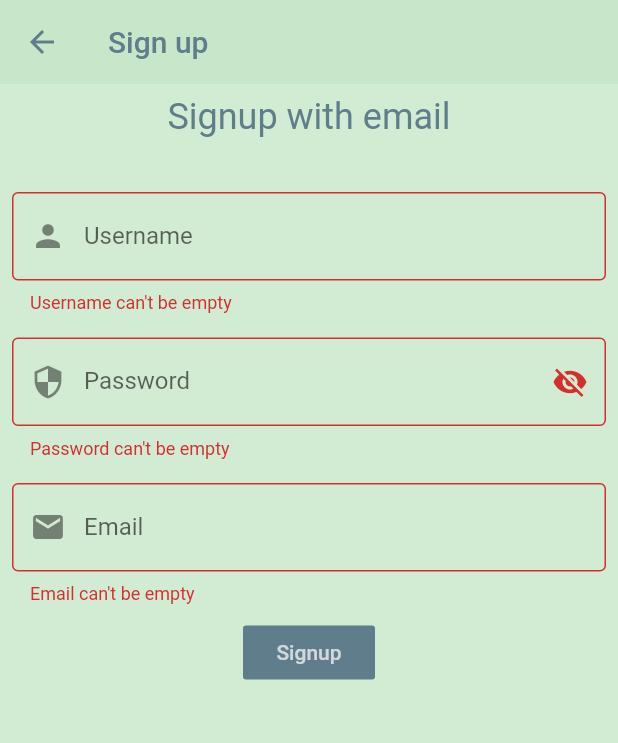
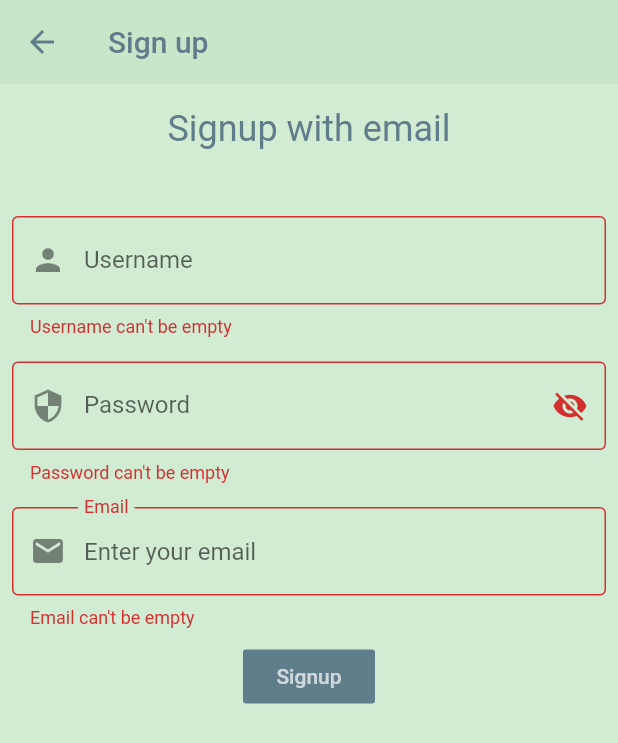
Before and after one commit to naveen0-0/flutter_blog_frontend, a Flutter app: the SignUpWithEmail screen opened directly, after a tap on "Signup", on a phone screen of 412 x 824 dp. Shown: the top 743 px of the screen. Run offline on Flutter 3.47's test engine with Material 2 defaults, Android fonts, the phone set to English and light mode, and no system bars; our stand-ins replace flutter_secure_storage; accounts and stored records are empty.

```diff
--- a/lib/main.dart
+++ b/lib/main.dart
@@ -1,18 +1,45 @@
+import 'package:flutter/material.dart';
+import 'package:flutter_secure_storage/flutter_secure_storage.dart';
 import 'package:blog/pages/welcome_page.dart';
-import 'package:flutter/material.dart';
+import 'package:blog/pages/HomePage.dart';
 
 void main(){
   runApp(MyApp());
 }
 
-class MyApp extends StatelessWidget {
+class MyApp extends StatefulWidget {
   const MyApp({ Key? key }) : super(key: key);
+  @override
+  _MyAppState createState() => _MyAppState();
+}
+
+class _MyAppState extends State<MyApp> {
+  Widget page = WelcomePage();
+  final storage = FlutterSecureStorage();
+
+  @override
+  void initState() {
+    super.initState();
+    checkLogin();
+  }
+
+  void checkLogin() async {
+    String? token = await storage.read(key: "token");
+    if(token!= null){
+      page = HomePage();
+    }else{
+      page = WelcomePage();
+    }
+  }
 
   @override
   Widget build(BuildContext context) {
     return MaterialApp(
+      theme: ThemeData(
+        primarySwatch: Colors.teal
+      ),
       debugShowCheckedModeBanner: false,
-      home: WelcomePage()
+      home: page
     );
   }
 }
--- a/lib/pages/SignUpWithEmail.dart
+++ b/lib/pages/SignUpWithEmail.dart
@@ -1,3 +1,4 @@
+import 'package:blog/Networkhandler.dart';
 import 'package:flutter/material.dart';
 
 class SignUpWithEmail extends StatefulWidget {
@@ -7,9 +8,17 @@ class SignUpWithEmail extends StatefulWidget {
 }
 
 class _SignUpWithEmailState extends State<SignUpWithEmail> {
+  bool showPassword = true;
+  final _formKey = GlobalKey<FormState>();
+  NetWorkHandler netWorkHandler = NetWorkHandler();
+  TextEditingController _usernameController = TextEditingController();
+  TextEditingController _emailController = TextEditingController();
+  TextEditingController _passwordController = TextEditingController();
 
-  bool showPassword = false;
-  final _formKey = GlobalKey<FormState>();
+  String errorText = "";
+  bool validate = false;
+  bool circular = false;
+
   @override
   Widget build(BuildContext context) {
     return Scaffold(
@@ -37,10 +46,9 @@ class _SignUpWithEmailState extends State<SignUpWithEmail> {
         child: Form(
           key: _formKey,
           child: Column(
-            // mainAxisAlignment: MainAxisAlignment.center,
             children: <Widget>[
               Padding(
-                padding: const EdgeInsets.all(8.0),
+                padding: const EdgeInsets.all(16.0),
                 child: Text("Signup with email",style: TextStyle(
                   fontSize: 24,
                   color: Colors.blueGrey
@@ -52,31 +60,27 @@ class _SignUpWithEmailState extends State<SignUpWithEmail> {
               Padding(
                 padding: const EdgeInsets.all(8.0),
                 child: TextFormField(
+                  controller: _usernameController,
                   decoration: InputDecoration(
                     prefixIcon: Icon(Icons.person),
                     border: OutlineInputBorder(),
                     hintText: "Enter your username",
                     labelText:"Username",
+                    errorText: validate?null:errorText
                   ),
-                  validator: (value){
-                    if(value!.isEmpty){
-                      return "Username can't be empty";
-                      //* Check is username is unique or not
-                    }
-                    return null;
-                  },
                 ),
               ),
               //!Password
               Padding(
                 padding: const EdgeInsets.all(8.0),
                 child: TextFormField(
-                  obscureText: !showPassword,
+                  controller: _passwordController,
+                  obscureText: showPassword,
                   decoration: InputDecoration(
                     prefixIcon:Icon(Icons.security),
                     suffixIcon: IconButton(onPressed: (){ setState(() {
                       showPassword = !showPassword;
-                    });}, icon: showPassword? Icon(Icons.visibility) : Icon(Icons.visibility_off)),
+                    });}, icon: !showPassword? Icon(Icons.visibility) : Icon(Icons.visibility_off)),
                     border: OutlineInputBorder(),
                     hintText: "Enter your password",
                     labelText:"Password",
@@ -96,35 +100,84 @@ class _SignUpWithEmailState extends State<SignUpWithEmail> {
               Padding(
                 padding: const EdgeInsets.all(8.0),
                 child: TextFormField(
+                  controller: _emailController,
                   decoration: InputDecoration(
                     prefixIcon: Icon(Icons.email),
                     border: OutlineInputBorder(),
                     hintText: "Enter your email",
-                    labelText:"Email"
+                    labelText:"Email",
+                    floatingLabelBehavior: FloatingLabelBehavior.always
                   ),
                   validator: (value){
                     if(value!.isEmpty){
                       return "Email can't be empty";
                     }
                     if(!value.contains('@')){
-                      return "Enter valid email";
+                      return "Enter a valid email";
                     }
                     return null;
                   },
                 ),
-
               ),
 
               //* Submit Button
-              MaterialButton(onPressed: (){
-                if(_formKey.currentState!.validate()){
-                  print("Validated");
-                }
-              },child: Text("Signup",style: TextStyle(color: Colors.white70),),color: Colors.blueGrey,elevation: 0.0,)
+              MaterialButton(
+                onPressed: () async {
+                  setState(() {
+                    circular=true;
+                  });
+                  await checkUser();
+                  if(_formKey.currentState!.validate() && validate){
+                    Map<String,String> data = {
+                      "username":_usernameController.text,
+                      "password":_passwordController.text,
+                      "email":_emailController.text,
+                    };
+                    await netWorkHandler.post('/user/register', data);
+                    ScaffoldMessenger.of(context).showSnackBar(SnackBar(content: Text("User Registered Successfully"),duration: Duration(seconds: 2),));
+                    setState(() {
+                      circular=false;
+                    });
+                  }else{
+                    setState(() {
+                      circular=false;
+                    });
+                  }
+                },
+                child: circular? Padding(
+                  padding: const EdgeInsets.all(8.0),
+                  child: CircularProgressIndicator(),
+                ) : Text("Signup",style: TextStyle(color: Colors.white70),),
+                color: Colors.blueGrey,
+                elevation: 0.0
+              )
             ],
           ),
         ),
       ),
     );
   }
+
+  checkUser() async {
+    if(_usernameController.text.length == 0){
+      setState(() {
+        circular=false;
+        validate=false;
+        errorText="Username can't be empty";
+      });
+    }else{
+      var response = await netWorkHandler.get('/user/checkusername/${_usernameController.text}');
+      if(response['status']){
+        setState(() {
+          circular=false;
+          validate=false;
+          errorText="Username already taken";
+        });
+      }else{
+        setState(() {
+          validate=true;
+        });
+      }
+    }
+  }
 }
--- a/pubspec.yaml
+++ b/pubspec.yaml
@@ -24,6 +24,7 @@ dependencies:
   flutter:
     sdk: flutter
   http: ^0.13.3
+  flutter_secure_storage: ^4.2.1
 
 
   # The following adds the Cupertino Icons font to your application.
```
Also changed, not shown: lib/Networkhandler.dart (+16 -4 lines), lib/pages/HomePage.dart (added, +96 -0 lines), lib/pages/SignIn.dart (added, +164 -0 lines), lib/pages/welcome_page.dart (+17 -5 lines), lib/screens/HomeScreen.dart (added, +19 -0 lines), lib/screens/ProfileScreen.dart (added, +19 -0 lines), pubspec.lock, 3 other files.
